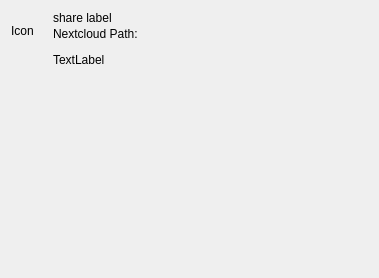
Old version of the form src/gui/sharedialog.ui in the repository nextcloud/desktop.
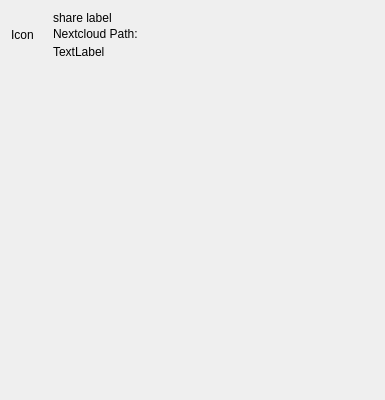
New version of the form.

Commit message: Share dialog is now resizeable

```diff
--- a/src/gui/sharedialog.ui
+++ b/src/gui/sharedialog.ui
@@ -6,8 +6,8 @@
    <rect>
     <x>0</x>
     <y>0</y>
-    <width>480</width>
-    <height>280</height>
+    <width>385</width>
+    <height>400</height>
    </rect>
   </property>
   <property name="sizePolicy">
@@ -18,8 +18,8 @@
   </property>
   <property name="minimumSize">
    <size>
-    <width>480</width>
-    <height>250</height>
+    <width>320</width>
+    <height>240</height>
    </size>
   </property>
   <layout class="QVBoxLayout" name="shareDialogVerticalLayout">
@@ -27,7 +27,7 @@
     <number>0</number>
    </property>
    <property name="sizeConstraint">
-    <enum>QLayout::SetFixedSize</enum>
+    <enum>QLayout::SetMinimumSize</enum>
    </property>
    <item>
     <layout class="QVBoxLayout" name="verticalLayout">
@@ -117,7 +117,6 @@
          </property>
          <property name="font">
           <font>
-           <weight>50</weight>
            <bold>false</bold>
           </font>
          </property>
@@ -132,7 +131,7 @@
          </property>
         </widget>
        </item>
-       <item row="0" column="0" rowspan="3">
+       <item row="0" column="0" rowspan="4">
         <widget class="QLabel" name="label_icon">
          <property name="sizePolicy">
           <sizepolicy hsizetype="Maximum" vsizetype="Maximum">
@@ -162,7 +161,7 @@
      <item>
       <widget class="QScrollArea" name="scrollArea">
        <property name="sizePolicy">
-        <sizepolicy hsizetype="Preferred" vsizetype="Minimum">
+        <sizepolicy hsizetype="MinimumExpanding" vsizetype="MinimumExpanding">
          <horstretch>0</horstretch>
          <verstretch>0</verstretch>
         </sizepolicy>
@@ -170,7 +169,7 @@
        <property name="minimumSize">
         <size>
          <width>0</width>
-         <height>200</height>
+         <height>0</height>
         </size>
        </property>
        <property name="frameShape">
@@ -196,10 +195,16 @@
          <rect>
           <x>0</x>
           <y>0</y>
-          <width>460</width>
-          <height>200</height>
+          <width>359</width>
+          <height>320</height>
          </rect>
         </property>
+        <property name="sizePolicy">
+         <sizepolicy hsizetype="MinimumExpanding" vsizetype="MinimumExpanding">
+          <horstretch>0</horstretch>
+          <verstretch>0</verstretch>
+         </sizepolicy>
+        </property>
        </widget>
       </widget>
      </item>
```
Left out of the diff: 2 changed lines with no effect on the pictures. The commit also changes 2 other files.
